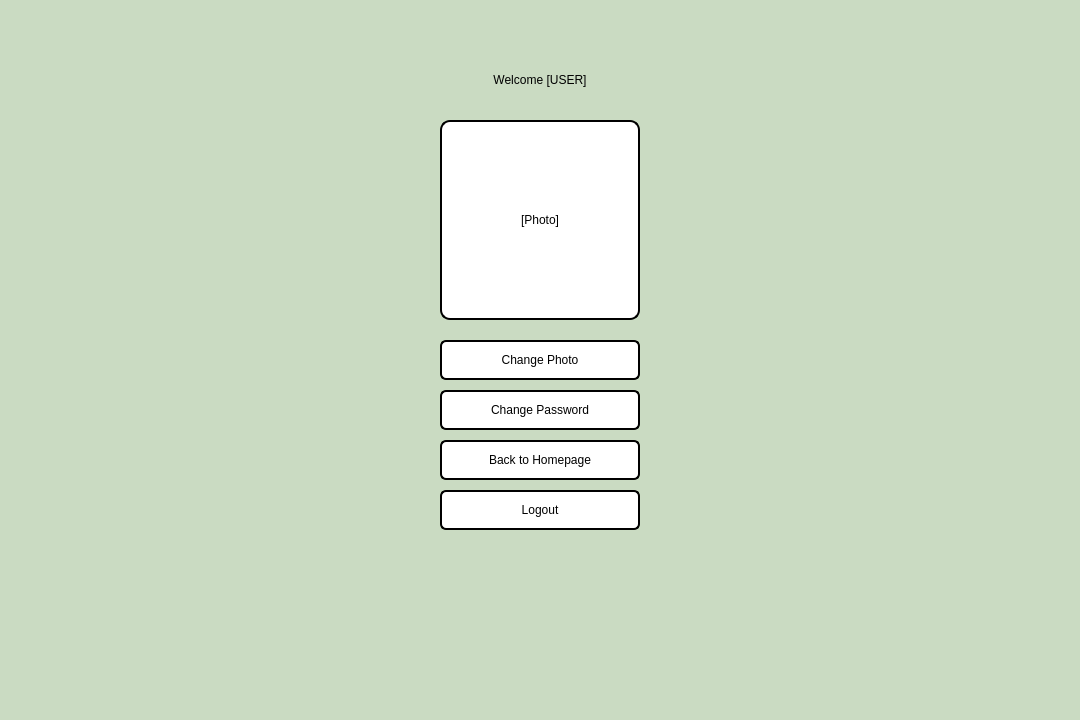
aasishhumagain/BudgetBuddy, file profilepage.ui: the form before one commit.
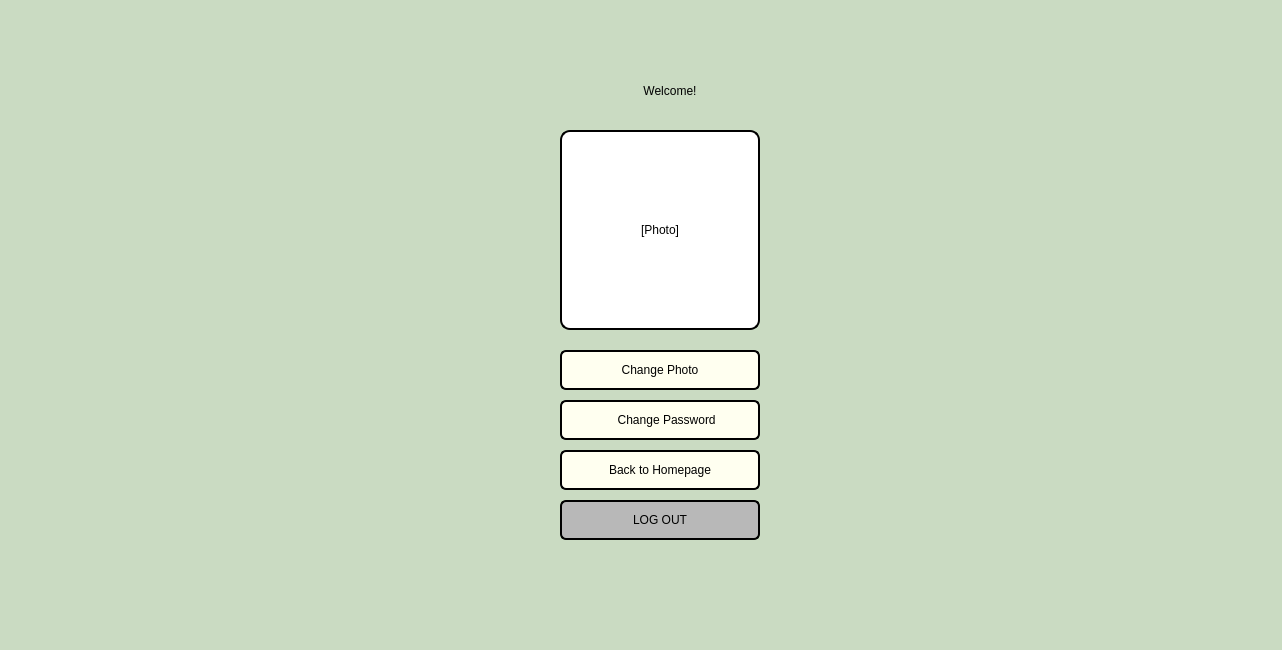
The form after the commit.

Diff of the .ui file:
```diff
--- a/profilepage.ui
+++ b/profilepage.ui
@@ -6,8 +6,8 @@
    <rect>
     <x>0</x>
     <y>0</y>
-    <width>1080</width>
-    <height>720</height>
+    <width>1282</width>
+    <height>650</height>
    </rect>
   </property>
   <property name="windowTitle">
@@ -21,10 +21,10 @@
   <widget class="QLabel" name="labelWelcome">
    <property name="geometry">
     <rect>
-     <x>240</x>
+     <x>370</x>
      <y>60</y>
      <width>600</width>
-     <height>40</height>
+     <height>61</height>
     </rect>
    </property>
    <property name="styleSheet">
@@ -34,7 +34,7 @@
     </string>
    </property>
    <property name="text">
-    <string>Welcome [USER]</string>
+    <string>Welcome!</string>
    </property>
    <property name="alignment">
     <set>Qt::AlignmentFlag::AlignCenter</set>
@@ -43,8 +43,8 @@
   <widget class="QLabel" name="labelPhoto">
    <property name="geometry">
     <rect>
-     <x>440</x>
-     <y>120</y>
+     <x>560</x>
+     <y>130</y>
      <width>200</width>
      <height>200</height>
     </rect>
@@ -68,16 +68,15 @@
   <widget class="QPushButton" name="buttonChangePhoto">
    <property name="geometry">
     <rect>
-     <x>440</x>
-     <y>340</y>
+     <x>560</x>
+     <y>350</y>
      <width>200</width>
      <height>40</height>
     </rect>
    </property>
    <property name="styleSheet">
-    <string notr="true">
-     font: 600 12pt &quot;Segoe UI&quot;;
-     background: white;
+    <string notr="true">font: 600 14pt &quot;Segoe UI&quot;;
+background-color: #FFFFF0;
      color: rgb(0, 0, 0);
      border: 2px solid black;
      border-radius: 6px;
@@ -90,39 +89,38 @@
   <widget class="QPushButton" name="buttonChangePassword">
    <property name="geometry">
     <rect>
-     <x>440</x>
-     <y>390</y>
+     <x>560</x>
+     <y>400</y>
      <width>200</width>
      <height>40</height>
     </rect>
    </property>
    <property name="styleSheet">
-    <string notr="true">
-     font: 600 12pt &quot;Segoe UI&quot;;
-     background: white;
+    <string notr="true">font: 600 14pt &quot;Segoe UI&quot;;
+background-color: #FFFFF0;
      color: rgb(0, 0, 0);
      border: 2px solid black;
      border-radius: 6px;
     </string>
    </property>
    <property name="text">
-    <string>Change Password</string>
+    <string>    Change Password</string>
    </property>
   </widget>
   <widget class="QPushButton" name="buttonBack">
    <property name="geometry">
     <rect>
-     <x>440</x>
-     <y>440</y>
+     <x>560</x>
+     <y>450</y>
      <width>200</width>
      <height>40</height>
     </rect>
    </property>
    <property name="styleSheet">
     <string notr="true">
-     font: 600 12pt &quot;Segoe UI&quot;;
-     background: white;
-     color: rgb(0, 0, 0);
+     font: 600 14pt &quot;Segoe UI&quot;;
+background-color: #FFFFF0;
+   color: rgb(0, 0, 0);
      border: 2px solid black;
      border-radius: 6px;
     </string>
@@ -134,23 +132,22 @@
   <widget class="QPushButton" name="buttonLogout">
    <property name="geometry">
     <rect>
-     <x>440</x>
-     <y>490</y>
+     <x>560</x>
+     <y>500</y>
      <width>200</width>
      <height>40</height>
     </rect>
    </property>
    <property name="styleSheet">
-    <string notr="true">
-     font: 600 12pt &quot;Segoe UI&quot;;
-     background: white;
+    <string notr="true">font: 600 14pt &quot;Segoe UI&quot;;
+background-color: rgb(184, 184, 184);
      color: rgb(0, 0, 0);
      border: 2px solid black;
      border-radius: 6px;
     </string>
    </property>
    <property name="text">
-    <string>Logout</string>
+    <string>LOG OUT</string>
    </property>
   </widget>
  </widget>
```
Left out of the diff: 2 changed lines with no effect on the pictures.
